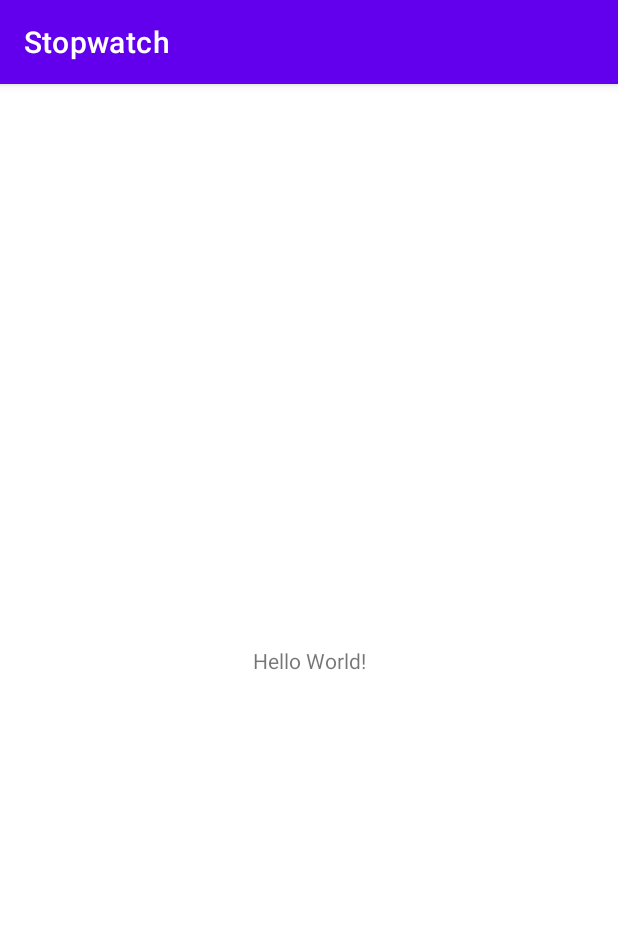
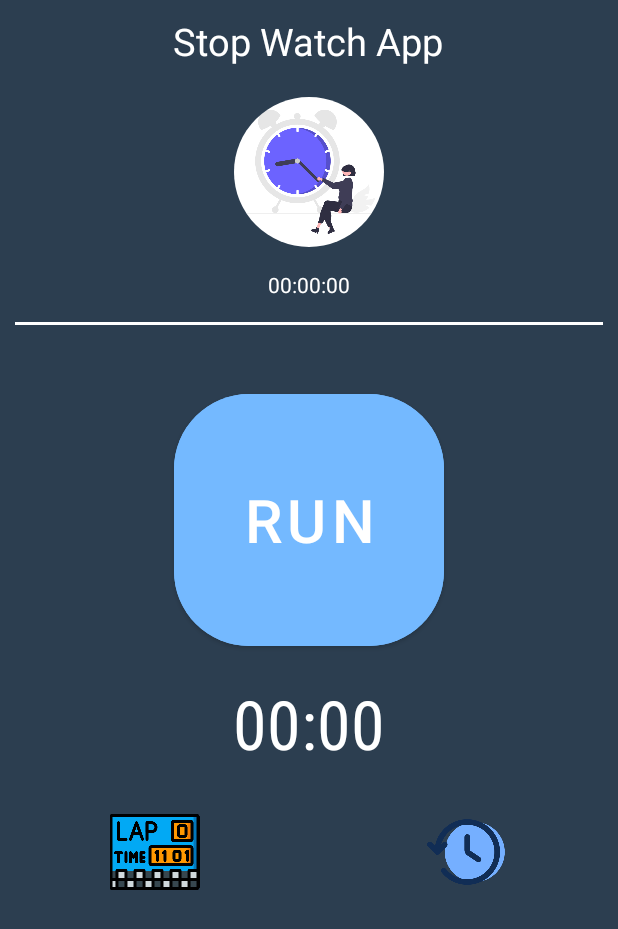
Before and after one commit to asgar72/Kotlin_Projects, an Android app: the screen it shows after launch (MainActivity), on a phone screen of 412 x 824 dp. Shown: the top 929 px of the screen. Run offline under Robolectric (Android 15) with nearby library versions, the phone set to English and light mode, and no system bars; our stand-ins replace CircleImageView.

Commit message:
Stop Watch is Completed

```diff
--- a/Stopwatch/app/src/main/res/layout/activity_main.xml
+++ b/Stopwatch/app/src/main/res/layout/activity_main.xml
@@ -1,18 +1,94 @@
 <?xml version="1.0" encoding="utf-8"?>
-<androidx.constraintlayout.widget.ConstraintLayout xmlns:android="http://schemas.android.com/apk/res/android"
+<LinearLayout xmlns:android="http://schemas.android.com/apk/res/android"
     xmlns:app="http://schemas.android.com/apk/res-auto"
     xmlns:tools="http://schemas.android.com/tools"
     android:layout_width="match_parent"
     android:layout_height="match_parent"
+    android:background="#2c3e50"
+    android:orientation="vertical"
     tools:context=".MainActivity">
 
     <TextView
         android:layout_width="wrap_content"
         android:layout_height="wrap_content"
-        android:text="Hello World!"
-        app:layout_constraintBottom_toBottomOf="parent"
-        app:layout_constraintEnd_toEndOf="parent"
-        app:layout_constraintStart_toStartOf="parent"
-        app:layout_constraintTop_toTopOf="parent" />
+        android:layout_gravity="center"
+        android:layout_margin="10dp"
+        android:text="Stop Watch App"
+        android:textColor="@color/white"
+        android:textSize="25sp" />
 
-</androidx.constraintlayout.widget.ConstraintLayout>
+    <de.hdodenhof.circleimageview.CircleImageView
+        android:id="@+id/clock"
+        android:layout_width="120dp"
+        android:layout_height="100dp"
+        android:layout_gravity="center"
+        android:layout_margin="10dp"
+        android:src="@drawable/clock" />
+
+    <TextView
+        android:id="@+id/clock_time"
+        android:layout_width="wrap_content"
+        android:layout_height="wrap_content"
+        android:layout_gravity="center"
+        android:layout_margin="5dp"
+        android:text="00:00:00"
+        android:textColor="@color/white" />
+
+    <View
+        android:layout_width="match_parent"
+        android:layout_height="2dp"
+        android:layout_margin="10dp"
+        android:background="@color/white" />
+
+    <com.google.android.material.button.MaterialButton
+        android:id="@+id/run"
+        android:layout_width="180dp"
+        android:layout_height="180dp"
+        android:backgroundTint="#74b9ff"
+        app:cornerRadius="50dp"
+        android:layout_gravity="center"
+        android:layout_marginTop="30dp"
+        android:text="run"
+        android:textSize="40sp"
+        android:textStyle="normal" />
+
+    <Chronometer
+        android:id="@+id/chronometer"
+        android:layout_width="wrap_content"
+        android:layout_height="wrap_content"
+        android:layout_gravity="center"
+        android:layout_margin="15dp"
+        android:fontFamily="sans-serif-condensed"
+        android:text="00:00:00"
+        android:textColor="@color/white"
+        android:textSize="45sp" />
+
+    <LinearLayout
+        android:layout_width="match_parent"
+        android:layout_height="wrap_content"
+        android:orientation="horizontal">
+
+        <ImageView
+            android:id="@+id/lap"
+            android:layout_width="100dp"
+            android:layout_height="60dp"
+            android:layout_margin="10dp"
+            android:layout_weight="1"
+            android:src="@drawable/lap" />
+
+        <ImageView
+            android:id="@+id/restore"
+            android:layout_width="100dp"
+            android:layout_height="60dp"
+            android:layout_margin="10dp"
+            android:layout_weight="1"
+            android:src="@drawable/restore" />
+    </LinearLayout>
+
+    <ListView
+        android:id="@+id/listView"
+        android:layout_width="match_parent"
+        android:layout_height="match_parent" />
+
+
+</LinearLayout>
--- a/Stopwatch/app/src/main/res/values/themes.xml
+++ b/Stopwatch/app/src/main/res/values/themes.xml
@@ -1,6 +1,6 @@
 <resources xmlns:tools="http://schemas.android.com/tools">
     <!-- Base application theme. -->
-    <style name="Theme.Stopwatch" parent="Theme.MaterialComponents.DayNight.DarkActionBar">
+    <style name="Theme.Stopwatch" parent="Theme.MaterialComponents.DayNight.NoActionBar">
         <!-- Primary brand color. -->
         <item name="colorPrimary">@color/purple_500</item>
         <item name="colorPrimaryVariant">@color/purple_700</item>
```
Also changed, not shown: Stopwatch/app/build.gradle (+7 -0 lines), Stopwatch/app/src/main/java/com/asgar72/stopwatch/MainActivity.kt (+80 -1 lines), Stopwatch/app/src/main/res/layout/dailog.xml (added, +47 -0 lines), Stopwatch/app/src/main/res/drawable/clock.png (added), Stopwatch/app/src/main/res/drawable/lap.png (added), Stopwatch/app/src/main/res/drawable/restore.png (added).
